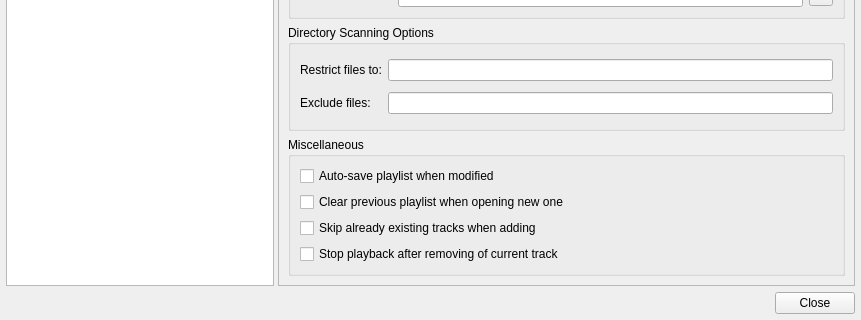
This is src/qmmpui/forms/configdialog.ui in prinsbert/qmmp-dev as Qt 5 draws it before an edit; both pictures show x 0 to 861 and y 344 to 664 of the 861 by 664 pixel window. The edited form follows.
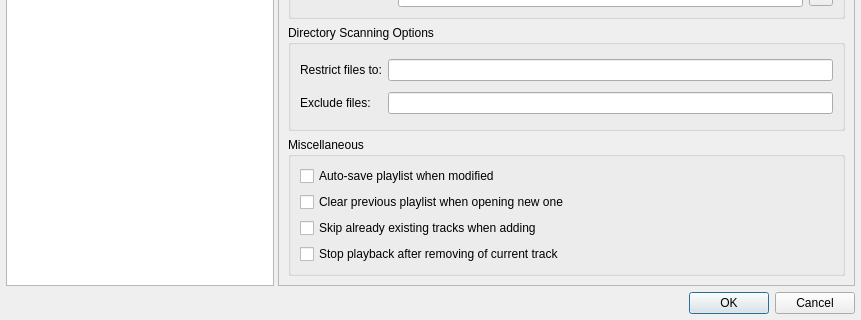
This is the edited form. Icons and pictures are not drawn.

Commit message: ConfigDialog: using "ok/cancel" buttons

What changed in the file:
```diff
--- a/src/qmmpui/forms/configdialog.ui
+++ b/src/qmmpui/forms/configdialog.ui
@@ -1146,7 +1146,7 @@
    <item>
     <widget class="QDialogButtonBox" name="buttonBox">
      <property name="standardButtons">
-      <set>QDialogButtonBox::Close</set>
+      <set>QDialogButtonBox::Cancel|QDialogButtonBox::Ok</set>
      </property>
     </widget>
    </item>
```
Left out of the diff: 2 changed lines with no effect on the pictures. The commit also changes 1 other file.
